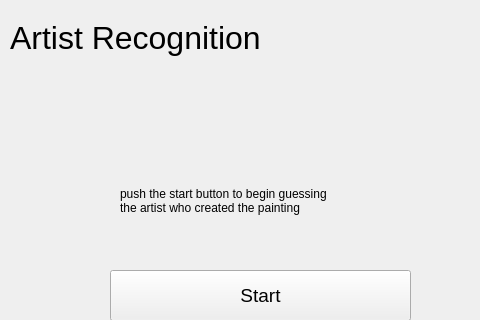
Old version of the form erste_GUI/windows_stacked_01.ui in the repository Atomhaster/WBS_GroupProject; both pictures show x 0 to 480 and y 0 to 320 of the 1015 by 718 pixel window.
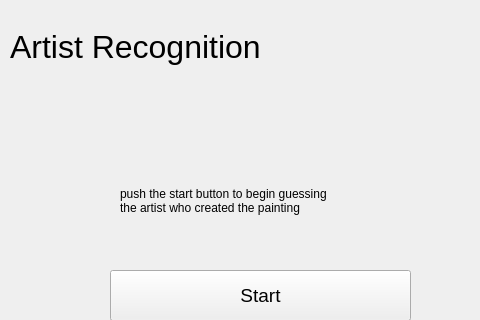
New version of the form. The open tabs and pages were chosen to show the change. Icons and pictures are not drawn.

Commit message: kleine korrektur der datei

```diff
--- a/erste_GUI/windows_stacked_01.ui
+++ b/erste_GUI/windows_stacked_01.ui
@@ -162,6 +162,14 @@
       </property>
      </widget>
      <widget class="QLabel" name="title2">
+      <property name="geometry">
+       <rect>
+        <x>0</x>
+        <y>0</y>
+        <width>318</width>
+        <height>53</height>
+       </rect>
+      </property>
       <property name="font">
        <font>
         <pointsize>24</pointsize>
```
Left out of the diff: 6 changed lines with no effect on the pictures.
